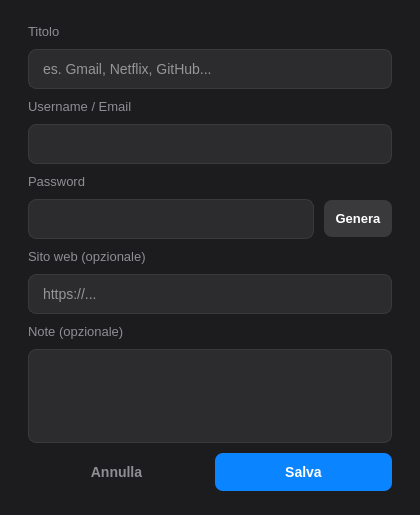
First picture: the form in src/addpassworddialog.ui, repository IlTocche/ThunderPass, before the edit.
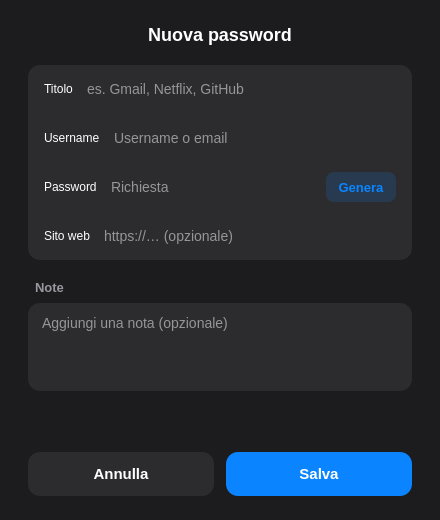
Second picture: the form after the edit.

Commit message: ui: update UI layouts and stylesheets

What changed in the file:
```diff
--- a/src/addpassworddialog.ui
+++ b/src/addpassworddialog.ui
@@ -3,12 +3,7 @@
  <class>AddPasswordDialog</class>
  <widget class="QDialog" name="AddPasswordDialog">
   <property name="geometry">
-   <rect>
-    <x>0</x>
-    <y>0</y>
-    <width>420</width>
-    <height>480</height>
-   </rect>
+   <rect><x>0</x><y>0</y><width>440</width><height>520</height></rect>
   </property>
   <property name="windowTitle">
    <string>Aggiungi password</string>
@@ -19,148 +14,261 @@
     background-color: #1c1c1e;
 }
 QLabel {
-    color: #8e8e93;
+    color: #ffffff;
+}
+QLabel#headerLabel {
+    font-size: 18px;
+    font-weight: 600;
+}
+QLabel#notesLabel {
     font-size: 13px;
+    font-weight: 600;
+    color: #98989f;
+    padding-left: 4px;
 }
-QLineEdit, QTextEdit {
+
+/* Gruppo di campi */
+QFrame#card {
     background-color: #2c2c2e;
-    border: 1px solid #3a3a3c;
-    border-radius: 8px;
-    padding: 10px 12px;
+    border-radius: 12px;
+}
+QFrame[role="separator"] {
+    background-color: #3a3a3c;
+    border: none;
+    min-height: 1px;
+    max-height: 1px;
+}
+QLabel[role="rowLabel"] {
     color: #ffffff;
     font-size: 14px;
+    min-width: 96px;
+    max-width: 96px;
+    min-height: 48px;
 }
-QLineEdit:focus, QTextEdit:focus {
-    border: 1px solid #0a84ff;
+QFrame#card QLineEdit {
+    background-color: transparent;
+    border: none;
+    padding: 0px;
+    min-height: 48px;
+    color: #ffffff;
+    font-size: 14px;
+    selection-background-color: #0a84ff;
+    placeholder-text-color: #636366;
 }
+
+/* Note */
+QTextEdit {
+    background-color: #2c2c2e;
+    border: none;
+    border-radius: 12px;
+    padding: 8px 10px;
+    color: #ffffff;
+    font-size: 14px;
+    selection-background-color: #0a84ff;
+}
+
+/* Bottoni */
 QPushButton {
     background-color: #0a84ff;
-    color: white;
+    color: #ffffff;
     border: none;
-    border-radius: 8px;
-    padding: 11px;
-    font-size: 14px;
+    border-radius: 12px;
+    min-height: 44px;
+    padding: 0px 16px;
+    font-size: 15px;
     font-weight: 600;
 }
 QPushButton:hover {
     background-color: #0071e3;
 }
 QPushButton#cancelButton {
-    background-color: transparent;
-    color: #8e8e93;
+    background-color: #2c2c2e;
+    color: #ffffff;
+    font-weight: 500;
 }
 QPushButton#cancelButton:hover {
     color: #ffffff;
 }
 QPushButton#generateButton {
-    background-color: #3a3a3c;
-    max-width: 80px;
+    background-color: rgba(10, 132, 255, 16%);
+    color: #0a84ff;
+    border-radius: 8px;
+    min-height: 20px;
+    padding: 5px 12px;
     font-size: 13px;
 }
 QPushButton#generateButton:hover {
-    background-color: #48484a;
+    background-color: rgba(10, 132, 255, 26%);
+}
+QPushButton#generateButton:pressed {
+    background-color: rgba(10, 132, 255, 36%);
+}
+
+/* Barre di scorrimento sottili */
+QScrollBar:vertical {
+    background: transparent;
+    width: 10px;
+    margin: 2px;
+}
+QScrollBar::handle:vertical {
+    background: #48484a;
+    border-radius: 3px;
+    min-height: 32px;
+}
+QScrollBar::add-line:vertical, QScrollBar::sub-line:vertical {
+    height: 0px;
+}
+QScrollBar::add-page:vertical, QScrollBar::sub-page:vertical {
+    background: none;
 }
    </string>
   </property>
   <layout class="QVBoxLayout" name="verticalLayout">
-   <property name="spacing">
-    <number>10</number>
-   </property>
-   <property name="leftMargin">
-    <number>28</number>
-   </property>
-   <property name="topMargin">
-    <number>24</number>
-   </property>
-   <property name="rightMargin">
-    <number>28</number>
-   </property>
-   <property name="bottomMargin">
-    <number>24</number>
-   </property>
+   <property name="spacing"><number>20</number></property>
+   <property name="leftMargin"><number>28</number></property>
+   <property name="topMargin"><number>24</number></property>
+   <property name="rightMargin"><number>28</number></property>
+   <property name="bottomMargin"><number>24</number></property>
 
    <item>
-    <widget class="QLabel" name="titleLabel">
-     <property name="text">
-      <string>Titolo</string>
-     </property>
+    <widget class="QLabel" name="headerLabel">
+     <property name="text"><string>Nuova password</string></property>
+     <property name="alignment"><set>Qt::AlignCenter</set></property>
     </widget>
    </item>
-   <item>
-    <widget class="QLineEdit" name="titleEdit">
-     <property name="placeholderText">
-      <string>es. Gmail, Netflix, GitHub...</string>
-     </property>
-    </widget>
-   </item>
 
+   <!-- Campi -->
    <item>
-    <widget class="QLabel" name="usernameLabel">
-     <property name="text">
-      <string>Username / Email</string>
-     </property>
+    <widget class="QFrame" name="card">
+     <property name="frameShape"><enum>QFrame::NoFrame</enum></property>
+     <layout class="QVBoxLayout" name="cardLayout">
+      <property name="spacing"><number>0</number></property>
+      <property name="leftMargin"><number>16</number></property>
+      <property name="topMargin"><number>0</number></property>
+      <property name="rightMargin"><number>16</number></property>
+      <property name="bottomMargin"><number>0</number></property>
+
+      <item>
+       <layout class="QHBoxLayout" name="titleRow">
+        <property name="spacing"><number>12</number></property>
+        <item>
+         <widget class="QLabel" name="titleLabel">
+          <property name="text"><string>Titolo</string></property>
+          <property name="role" stdset="0"><string>rowLabel</string></property>
+         </widget>
+        </item>
+        <item>
+         <widget class="QLineEdit" name="titleEdit">
+          <property name="placeholderText"><string>es. Gmail, Netflix, GitHub</string></property>
+         </widget>
+        </item>
+       </layout>
+      </item>
+      <item>
+       <widget class="QFrame" name="separator1">
+        <property name="frameShape"><enum>QFrame::NoFrame</enum></property>
+        <property name="minimumSize"><size><width>0</width><height>1</height></size></property>
+        <property name="maximumSize"><size><width>16777215</width><height>1</height></size></property>
+        <property name="role" stdset="0"><string>separator</string></property>
+       </widget>
+      </item>
+
+      <item>
+       <layout class="QHBoxLayout" name="usernameRow">
+        <property name="spacing"><number>12</number></property>
+        <item>
+         <widget class="QLabel" name="usernameLabel">
+          <property name="text"><string>Username</string></property>
+          <property name="role" stdset="0"><string>rowLabel</string></property>
+         </widget>
+        </item>
+        <item>
+         <widget class="QLineEdit" name="usernameEdit">
+          <property name="placeholderText"><string>Username o email</string></property>
+         </widget>
+        </item>
+       </layout>
+      </item>
+      <item>
+       <widget class="QFrame" name="separator2">
+        <property name="frameShape"><enum>QFrame::NoFrame</enum></property>
+        <property name="minimumSize"><size><width>0</width><height>1</height></size></property>
+        <property name="maximumSize"><size><width>16777215</width><height>1</height></size></property>
+        <property name="role" stdset="0"><string>separator</string></property>
+       </widget>
+      </item>
+
+      <item>
+       <layout class="QHBoxLayout" name="passwordLayout">
+        <property name="spacing"><number>12</number></property>
+        <item>
+         <widget class="QLabel" name="passwordLabel">
+          <property name="text"><string>Password</string></property>
+          <property name="role" stdset="0"><string>rowLabel</string></property>
+         </widget>
+        </item>
+        <item>
+         <widget class="QLineEdit" name="passwordEdit">
+          <property name="echoMode"><enum>QLineEdit::Password</enum></property>
+          <property name="placeholderText"><string>Richiesta</string></property>
+         </widget>
+        </item>
+        <item>
+         <widget class="QPushButton" name="generateButton">
+          <property name="text"><string>Genera</string></property>
+          <property name="cursor"><cursorShape>PointingHandCursor</cursorShape></property>
+         </widget>
+        </item>
+       </layout>
+      </item>
+      <item>
+       <widget class="QFrame" name="separator3">
+        <property name="frameShape"><enum>QFrame::NoFrame</enum></property>
+        <property name="minimumSize"><size><width>0</width><height>1</height></size></property>
+        <property name="maximumSize"><size><width>16777215</width><height>1</height></size></property>
+        <property name="role" stdset="0"><string>separator</string></property>
+       </widget>
+      </item>
+
+      <item>
+       <layout class="QHBoxLayout" name="urlRow">
+        <property name="spacing"><number>12</number></property>
+        <item>
+         <widget class="QLabel" name="urlLabel">
+          <property name="text"><string>Sito web</string></property>
+          <property name="role" stdset="0"><string>rowLabel</string></property>
+         </widget>
+        </item>
+        <item>
+         <widget class="QLineEdit" name="urlEdit">
+          <property name="placeholderText"><string>https://… (opzionale)</string></property>
+         </widget>
+        </item>
+       </layout>
+      </item>
+     </layout>
     </widget>
    </item>
-   <item>
-    <widget class="QLineEdit" name="usernameEdit"/>
-   </item>
 
+   <!-- Note -->
    <item>
-    <widget class="QLabel" name="passwordLabel">
-     <property name="text">
-      <string>Password</string>
-     </property>
-    </widget>
-   </item>
-   <item>
-    <layout class="QHBoxLayout" name="passwordLayout">
+    <layout class="QVBoxLayout" name="notesLayout">
+     <property name="spacing"><number>8</number></property>
      <item>
-      <widget class="QLineEdit" name="passwordEdit">
-       <property name="echoMode">
-        <enum>QLineEdit::Password</enum>
-       </property>
+      <widget class="QLabel" name="notesLabel">
+       <property name="text"><string>Note</string></property>
       </widget>
      </item>
      <item>
-      <widget class="QPushButton" name="generateButton">
-       <property name="text">
-        <string>Genera</string>
-       </property>
+      <widget class="QTextEdit" name="notesEdit">
+       <property name="frameShape"><enum>QFrame::NoFrame</enum></property>
+       <property name="maximumSize"><size><width>16777215</width><height>88</height></size></property>
+       <property name="placeholderText"><string>Aggiungi una nota (opzionale)</string></property>
       </widget>
      </item>
     </layout>
    </item>
 
-   <item>
-    <widget class="QLabel" name="urlLabel">
-     <property name="text">
-      <string>Sito web (opzionale)</string>
-     </property>
-    </widget>
-   </item>
-   <item>
-    <widget class="QLineEdit" name="urlEdit">
-     <property name="placeholderText">
-      <string>https://...</string>
-     </property>
-    </widget>
-   </item>
-
-   <item>
-    <widget class="QLabel" name="notesLabel">
-     <property name="text">
-      <string>Note (opzionale)</string>
-     </property>
-    </widget>
-   </item>
-   <item>
-    <widget class="QTextEdit" name="notesEdit">
-     <property name="maximumHeight">
-      <number>70</number>
-     </property>
-    </widget>
-   </item>
-
    <item>
     <spacer name="verticalSpacer">
      <property name="orientation">
@@ -176,7 +284,8 @@
    </item>
 
    <item>
-    <layout class="QHBoxLayout" name="buttonLayout">
+    <layout class="QHBoxLayout" name="buttonLayout" stretch="1,1">
+     <property name="spacing"><number>12</number></property>
      <item>
       <widget class="QPushButton" name="cancelButton">
        <property name="text">
```
Left out of the diff: 33 changed lines with no effect on the pictures. The commit also changes 11 other files.
